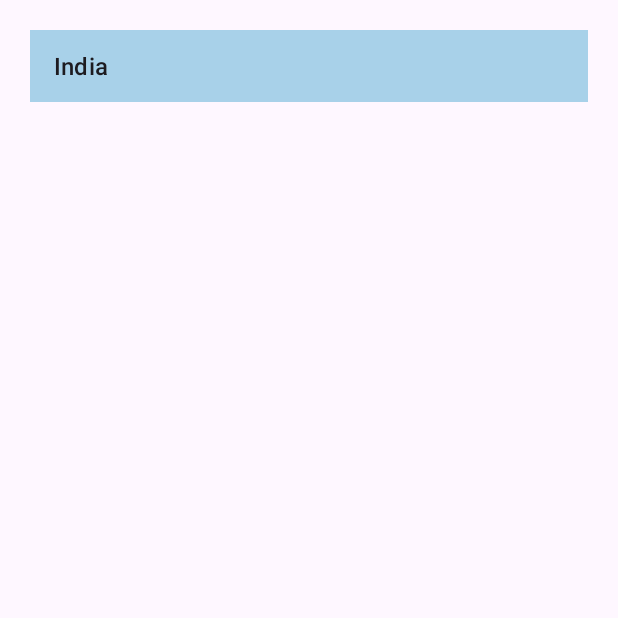
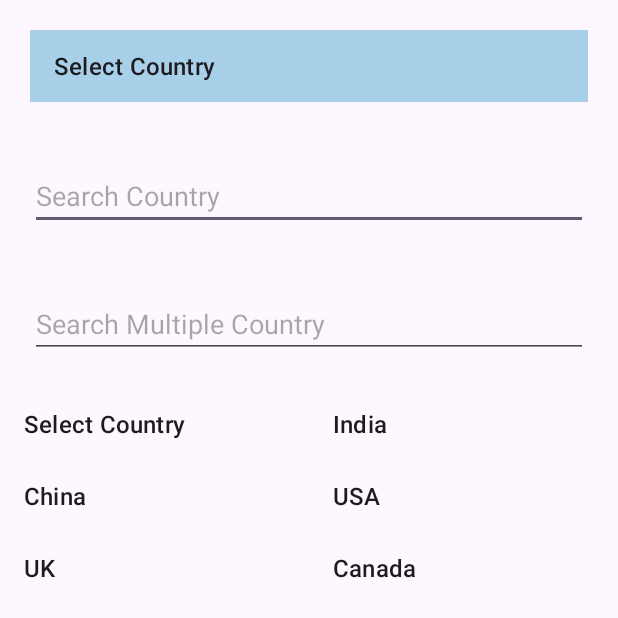
Before and after one commit to SagarKhatri24/PresidentBCA, an Android app: the screen it shows after launch (MainActivity), on a phone screen of 412 x 824 dp, the top half of it. Run offline under Robolectric (Android 15) with nearby library versions, the phone set to English and light mode, and no system bars.

Commit message:
ListView

```diff
--- a/app/src/main/java/president/bca/MainActivity.java
+++ b/app/src/main/java/president/bca/MainActivity.java
@@ -4,6 +4,10 @@ import android.os.Bundle;
 import android.view.View;
 import android.widget.AdapterView;
 import android.widget.ArrayAdapter;
+import android.widget.AutoCompleteTextView;
+import android.widget.GridView;
+import android.widget.ListView;
+import android.widget.MultiAutoCompleteTextView;
 import android.widget.Spinner;
 import android.widget.Toast;
 
@@ -13,10 +17,19 @@ import androidx.core.graphics.Insets;
 import androidx.core.view.ViewCompat;
 import androidx.core.view.WindowInsetsCompat;
 
+import java.util.ArrayList;
+
 public class MainActivity extends AppCompatActivity {
 
     Spinner spinner;
-    String[] countryArray = {"India","Australia","UK","USA","Canada"};
+    String[] countryArray = {"Select Country","India","Australia","UK","USA","Canada"};
+    ArrayList<String> arrayList;
+
+    GridView listView;
+
+    AutoCompleteTextView autoTxt;
+
+    MultiAutoCompleteTextView multiAutoTxt;
 
     @Override
     protected void onCreate(Bundle savedInstanceState) {
@@ -25,14 +38,34 @@ public class MainActivity extends AppCompatActivity {
         setContentView(R.layout.activity_main);
 
         spinner = findViewById(R.id.main_spinner);
-        ArrayAdapter adapter = new ArrayAdapter(MainActivity.this, android.R.layout.simple_list_item_1,countryArray);
+
+        arrayList = new ArrayList<>();
+        arrayList.add("Select Country");
+        arrayList.add("China");
+        arrayList.add("USA");
+        arrayList.add("UK");
+        arrayList.add("Test");
+        arrayList.add("Canda");
+
+        arrayList.remove(4);
+        arrayList.set(4,"Canada");
+
+        arrayList.add(1,"India");
+
+        ArrayAdapter adapter = new ArrayAdapter(MainActivity.this, android.R.layout.simple_list_item_1,arrayList);
         adapter.setDropDownViewResource(android.R.layout.simple_list_item_checked);
         spinner.setAdapter(adapter);
 
         spinner.setOnItemSelectedListener(new AdapterView.OnItemSelectedListener() {
             @Override
             public void onItemSelected(AdapterView<?> adapterView, View view, int i, long l) {
-                Toast.makeText(MainActivity.this, countryArray[i], Toast.LENGTH_SHORT).show();
+                if(i==0){
+
+                }
+                else {
+                    //Toast.makeText(MainActivity.this, countryArray[i], Toast.LENGTH_SHORT).show();
+                    Toast.makeText(MainActivity.this, arrayList.get(i), Toast.LENGTH_SHORT).show();
+                }
             }
 
             @Override
@@ -41,5 +74,33 @@ public class MainActivity extends AppCompatActivity {
             }
         });
 
+        listView = findViewById(R.id.listview);
+        ArrayAdapter listAdapter = new ArrayAdapter(MainActivity.this, android.R.layout.simple_list_item_1,arrayList);
+        listView.setAdapter(listAdapter);
+
+        listView.setOnItemClickListener(new AdapterView.OnItemClickListener() {
+            @Override
+            public void onItemClick(AdapterView<?> adapterView, View view, int i, long l) {
+                if(i==0){
+
+                }
+                else {
+                    //Toast.makeText(MainActivity.this, countryArray[i], Toast.LENGTH_SHORT).show();
+                    Toast.makeText(MainActivity.this, arrayList.get(i), Toast.LENGTH_SHORT).show();
+                }
+            }
+        });
+
+        autoTxt = findViewById(R.id.main_auto);
+        ArrayAdapter autoAdapter = new ArrayAdapter(MainActivity.this, android.R.layout.simple_list_item_1,arrayList);
+        autoTxt.setThreshold(1);
+        autoTxt.setAdapter(autoAdapter);
+
+        multiAutoTxt = findViewById(R.id.main_multi_auto);
+        ArrayAdapter multiautoAdapter = new ArrayAdapter(MainActivity.this, android.R.layout.simple_list_item_1,arrayList);
+        multiAutoTxt.setThreshold(1);
+        multiAutoTxt.setTokenizer(new MultiAutoCompleteTextView.CommaTokenizer());
+        multiAutoTxt.setAdapter(multiautoAdapter);
+
     }
 }
--- a/app/src/main/res/layout/activity_main.xml
+++ b/app/src/main/res/layout/activity_main.xml
@@ -5,6 +5,7 @@
     android:id="@+id/main"
     android:layout_width="match_parent"
     android:layout_height="match_parent"
+    android:orientation="vertical"
     tools:context=".MainActivity">
 
     <Spinner
@@ -15,4 +16,31 @@
         android:layout_width="match_parent"
         android:layout_height="wrap_content"/>
 
+    <AutoCompleteTextView
+        android:id="@+id/main_auto"
+        android:hint="Search Country"
+        android:layout_margin="20dp"
+        android:layout_width="match_parent"
+        android:layout_height="wrap_content"/>
+
+    <MultiAutoCompleteTextView
+        android:id="@+id/main_multi_auto"
+        android:hint="Search Multiple Country"
+        android:layout_margin="20dp"
+        android:layout_width="match_parent"
+        android:layout_height="wrap_content"/>
+
+    <!--<ListView
+        android:dividerHeight="1dp"
+        android:divider="@color/blue1"
+        android:id="@+id/listview"
+        android:layout_width="match_parent"
+        android:layout_height="wrap_content"/>-->
+
+    <GridView
+        android:numColumns="auto_fit"
+        android:id="@+id/listview"
+        android:layout_width="match_parent"
+        android:layout_height="wrap_content"/>
+
 </LinearLayout>
```
